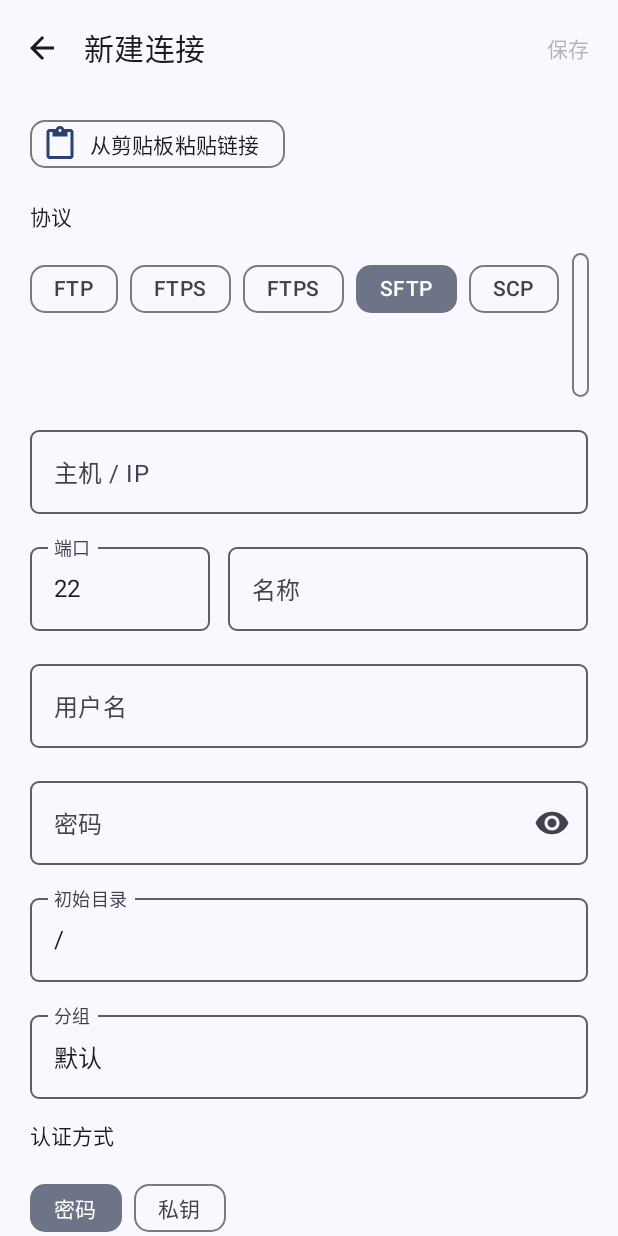
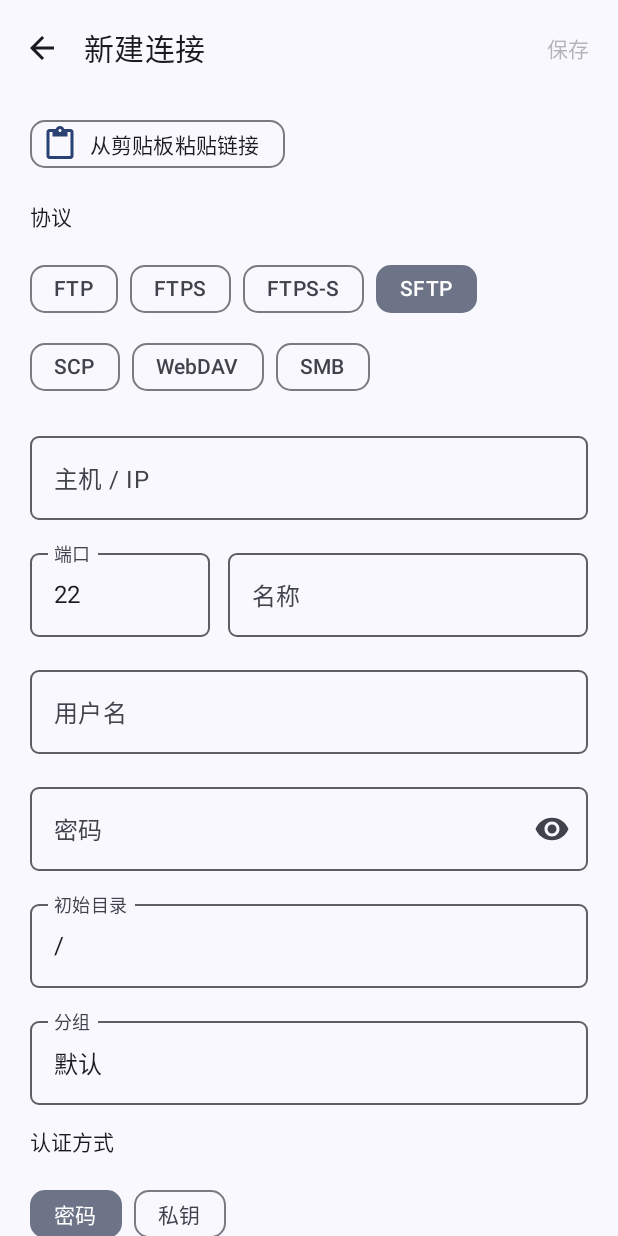
Before and after one commit to silentpear/AndFrp-plus, an Android app built with Jetpack Compose: the screen it shows after launch (MainActivity), after a tap on "新建连接", on a phone screen of 412 x 824 dp. Run offline under Robolectric (Android 15) with nearby library versions, the phone set to English and light mode, and no system bars; libraries missing offline, so code that uses them is left out: net.schmizz.sshj; pictures from the network do not load; 1 statement that could not run was skipped.

Commit message:
fix(ui): protocol chips overflowed, hiding WebDAV and SMB
The protocol picker was a Row with 7 chips, so WebDAV and SMB were pushed
off-screen and unreachable; the two FTPS entries also showed an identical
label. Now a FlowRow wraps at 4 per line, and Protocol gains shortLabel
(FTPS / FTPS-S / SFTP / WebDAV / SMB). Same treatment for the sync-task
connection and mode chip rows.

Verified with a full local build against real Compose 1.7.5 + material3
1.3.0 + icons: 30 files, 280 classes, zero errors.

```diff
--- a/app/src/main/java/io/github/silentpear/andfrpplus/data/Models.kt
+++ b/app/src/main/java/io/github/silentpear/andfrpplus/data/Models.kt
@@ -4,14 +4,18 @@ import kotlinx.serialization.Serializable
 import java.util.UUID
 
 @Serializable
-enum class Protocol(val label: String, val defaultPort: Int) {
+enum class Protocol(
+    val label: String,
+    val defaultPort: Int,
+    val shortLabel: String = label
+) {
     FTP("FTP", 21),
-    FTPS("FTPS (显式 TLS)", 21),
-    FTPS_IMPLICIT("FTPS (隐式 TLS)", 990),
-    SFTP("SFTP (SSH)", 22),
+    FTPS("FTPS (显式 TLS)", 21, "FTPS"),
+    FTPS_IMPLICIT("FTPS (隐式 TLS)", 990, "FTPS-S"),
+    SFTP("SFTP (SSH)", 22, "SFTP"),
     SCP("SCP", 22),
-    WEBDAV("WebDAV", 443),
-    SMB("SMB / CIFS", 445)
+    WEBDAV("WebDAV", 443, "WebDAV"),
+    SMB("SMB / CIFS", 445, "SMB")
 }
 
 @Serializable
--- a/app/src/main/java/io/github/silentpear/andfrpplus/ui/ConnectionEditScreen.kt
+++ b/app/src/main/java/io/github/silentpear/andfrpplus/ui/ConnectionEditScreen.kt
@@ -2,6 +2,8 @@ package io.github.silentpear.andfrpplus.ui
 
 import androidx.compose.foundation.layout.Arrangement
 import androidx.compose.foundation.layout.Column
+import androidx.compose.foundation.layout.ExperimentalLayoutApi
+import androidx.compose.foundation.layout.FlowRow
 import androidx.compose.foundation.layout.Row
 import androidx.compose.foundation.layout.Spacer
 import androidx.compose.foundation.layout.fillMaxSize
@@ -50,7 +52,7 @@ import io.github.silentpear.andfrpplus.data.Protocol
 import io.github.silentpear.andfrpplus.data.ProxyType
 import kotlinx.coroutines.launch
 
-@OptIn(ExperimentalMaterial3Api::class)
+@OptIn(ExperimentalMaterial3Api::class, ExperimentalLayoutApi::class)
 @Composable
 fun ConnectionEditScreen(
     viewModel: MainViewModel,
@@ -187,20 +189,28 @@ fun ConnectionEditScreen(
             }
 
             Text("协议", style = MaterialTheme.typography.titleSmall)
-            Row(Modifier.fillMaxWidth(), horizontalArrangement = Arrangement.spacedBy(8.dp)) {
+            FlowRow(
+                modifier = Modifier.fillMaxWidth(),
+                horizontalArrangement = Arrangement.spacedBy(8.dp),
+                verticalArrangement = Arrangement.spacedBy(4.dp),
+                maxItemsInEachRow = 4
+            ) {
                 Protocol.entries.forEach { p ->
                     FilterChip(
                         selected = protocol == p,
                         onClick = {
                             protocol = p
-                            if (port == (existing?.port?.toString() ?: Protocol.SFTP.defaultPort.toString())) {
-                                port = p.defaultPort.toString()
-                            }
+                            val stillDefault = port == existing?.port?.toString() ||
+                                port == Protocol.SFTP.defaultPort.toString()
+                            if (stillDefault) port = p.defaultPort.toString()
                         },
-                        label = { Text(p.label.substringBefore(' ')) }
+                        label = {
+                            Text(p.shortLabel, maxLines = 1, softWrap = false)
+                        }
                     )
                 }
             }
+
 
             OutlinedTextField(
                 value = host,
```
Also changed, not shown: app/src/main/java/io/github/silentpear/andfrpplus/ui/SyncScreen.kt (+17 -4 lines).
